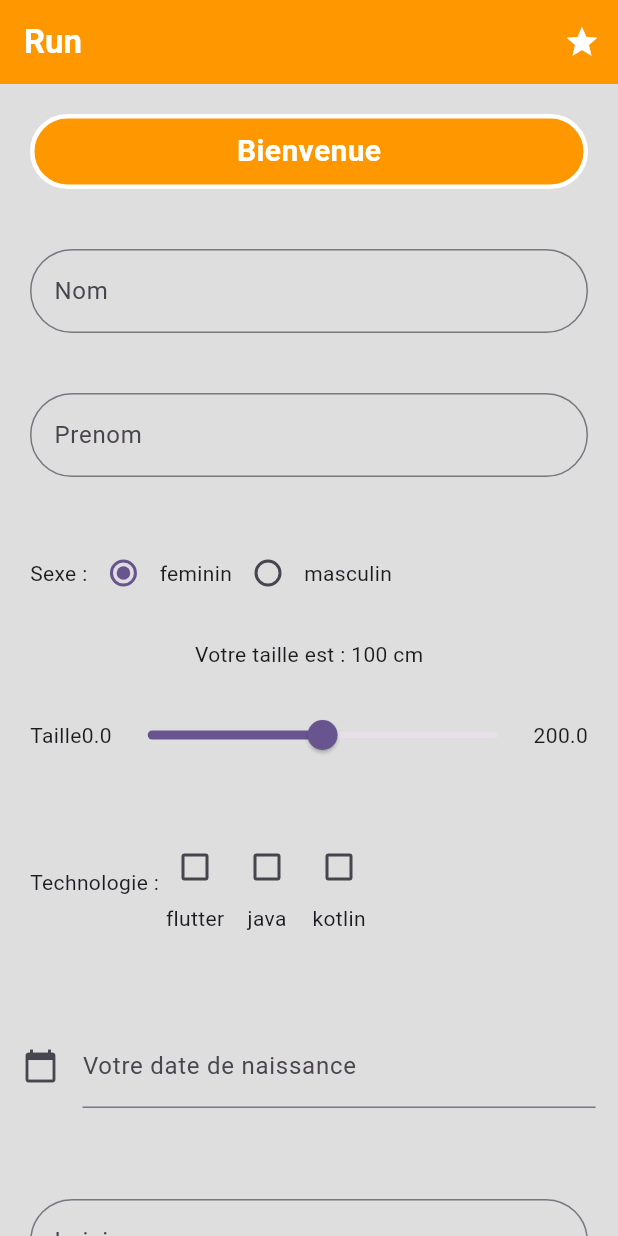
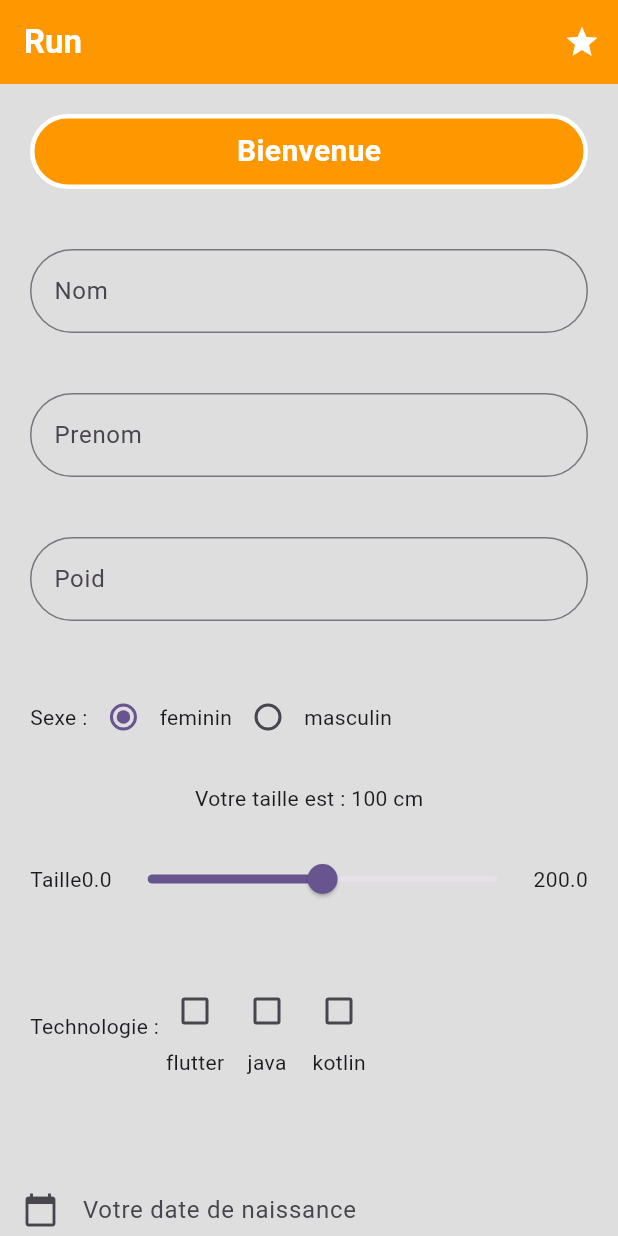
Before and after one commit to DTC-Formation/layout-interactives-innocenthash, a Flutter app: the screen it shows after launch, on a phone screen of 412 x 824 dp. Run offline on Flutter 3.47's test engine with Material 2 defaults, Android fonts, the phone set to English and light mode, and no system bars.

Commit message:
update j-7 interactive

```diff
--- a/basiclessons/lib/affiche_formulaire.dart
+++ b/basiclessons/lib/affiche_formulaire.dart
@@ -5,6 +5,7 @@ class AfficheFormulaire extends StatefulWidget {
   final String date;
   final int pivotSexe;
   final double taille;
+  final int? poid;
   final List<Map<String, dynamic>> techno;
 
   final String nom;
@@ -19,7 +20,8 @@ class AfficheFormulaire extends StatefulWidget {
       required this.sexe,
       required this.pivotSexe,
       required this.taille,
-      required this.techno});
+      required this.techno ,
+      required this.poid});
 
   @override
   State<AfficheFormulaire> createState() => _AfficheFormulaireState();
@@ -179,10 +181,41 @@ class _AfficheFormulaireState extends State<AfficheFormulaire> {
                           //       : Text('')
                           // ],
                           ),
-                    )
+                    ),
+                    Container(
+                      margin: EdgeInsets.all(5),
+                      child: Row(
+                        mainAxisAlignment: MainAxisAlignment.spaceBetween,
+                        children: [
+                          Text('POID:'),
+                          Text(widget.poid.toString())
+                        ],
+                      ),
+                    ),
                   ],
                 ),
               ),
+               Container(
+                      margin: EdgeInsets.all(5),
+                      child: Row(
+                        mainAxisAlignment: MainAxisAlignment.spaceBetween,
+                        children: [
+                          Text('POID:'),
+                          Text('${widget.poid.toString()} kg')
+                        ],
+                      ),
+                    ),
+
+                     Container(
+                      margin: EdgeInsets.all(5),
+                      child: Row(
+                        mainAxisAlignment: MainAxisAlignment.spaceBetween,
+                        children: [
+                          Text('IMC:'),
+                          Text((widget.poid!/widget.taille).toString())
+                        ],
+                      ),
+                    ),
             ],
           ),
         )
--- a/basiclessons/lib/formulaire.dart
+++ b/basiclessons/lib/formulaire.dart
@@ -28,12 +28,17 @@ class _FormulaireState extends State<Formulaire> {
   TextEditingController nomController = TextEditingController();
   TextEditingController prenomController = TextEditingController();
   TextEditingController loisirController = TextEditingController();
+  TextEditingController poidController = TextEditingController();
 
   String date = "";
 
   String nom = '';
   String prenom = '';
   String loisires = '';
+
+  String poids = '0';
+
+  int? poid;
 
   @override
   void initState() {
@@ -59,7 +64,7 @@ class _FormulaireState extends State<Formulaire> {
         actions: [
           IconButton(
             onPressed: () {},
-            icon: Icon(Icons.star,color: Colors.white),
+            icon: Icon(Icons.star, color: Colors.white),
           ),
         ],
         backgroundColor: Colors.orange,
@@ -108,6 +113,18 @@ class _FormulaireState extends State<Formulaire> {
                 decoration: InputDecoration(
                     hintText: 'Votre prenom',
                     labelText: 'Prenom',
+                    border: OutlineInputBorder(
+                        borderRadius: BorderRadius.circular(30),
+                        borderSide: BorderSide(color: Colors.black))),
+              ),
+            ),
+            Container(
+              margin: EdgeInsets.all(20),
+              child: TextField(
+                controller: poidController,
+                decoration: InputDecoration(
+                    hintText: 'votre poid',
+                    labelText: 'Poid',
                     border: OutlineInputBorder(
                         borderRadius: BorderRadius.circular(30),
                         borderSide: BorderSide(color: Colors.black))),
@@ -276,8 +293,9 @@ class _FormulaireState extends State<Formulaire> {
                       date = dateInput.text;
 
                       loisires = loisirController.text;
-
+                      poids = poidController.text;
                       active = true;
+                      poid = int.parse(poids);
                     });
                   },
                   child: const Text('Save')),
@@ -293,6 +311,7 @@ class _FormulaireState extends State<Formulaire> {
                     loisires: loisires,
                     sexe: sexe,
                     pivotSexe: pivotSexe,
+                    poid :poid
                   )
                 : const Text('En attente de votre reponse'),
             // SingleChildScrollView(child: Container(child: AfficheFormulaire() ,)) ,
```
